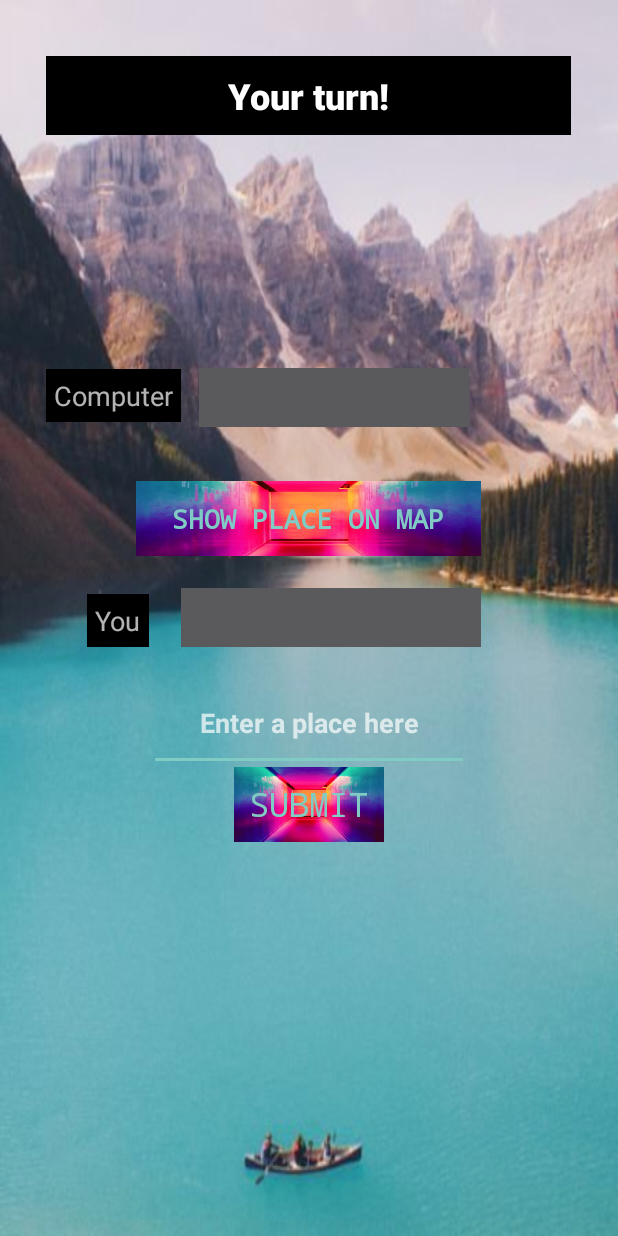
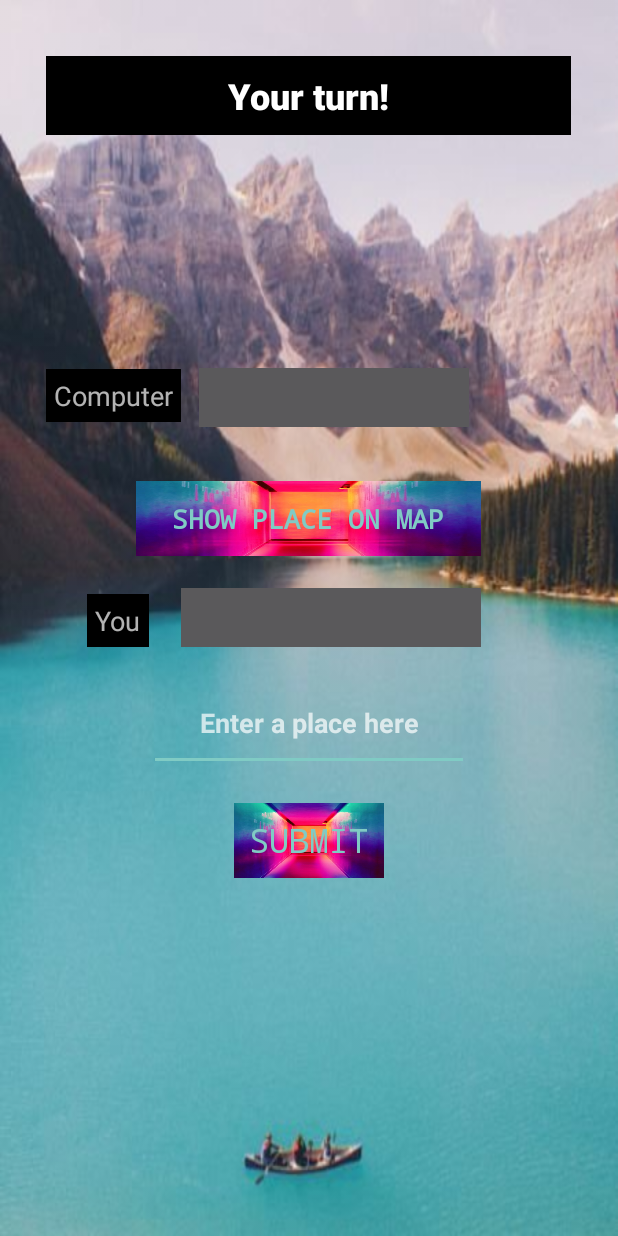
Before and after one commit to deepgosalia1/Atlas, an Android app: the MainActivity screen opened directly, with no data from a screen before it, on a phone screen of 412 x 824 dp. Run offline under Robolectric (Android 15) with nearby library versions, the light colour scheme and no system bars.

Commit message:
maps mode changed

```diff
--- a/app/src/main/java/com/example/anonym/atlas/MapsActivity.java
+++ b/app/src/main/java/com/example/anonym/atlas/MapsActivity.java
@@ -32,7 +32,6 @@ public class MapsActivity extends FragmentActivity implements OnMapReadyCallback
         mapFragment.getMapAsync(this);
         Intent intent2 = getIntent();
         placerecieved = intent2.getStringExtra("trial");
-        Toast.makeText(this, placerecieved, Toast.LENGTH_SHORT).show();
     }
 
 
@@ -48,6 +47,7 @@ public class MapsActivity extends FragmentActivity implements OnMapReadyCallback
     @Override
     public void onMapReady(GoogleMap googleMap) {
         mMap = googleMap;
+        mMap.setMapType(GoogleMap.MAP_TYPE_TERRAIN);
         Geocoder geocoder = new Geocoder(this);
         List<Address> addressList = null;
         try {
@@ -59,7 +59,7 @@ public class MapsActivity extends FragmentActivity implements OnMapReadyCallback
         if (addressList != null && addressList.size() > 0) {
             double lat = (double) (addressList.get(0).getLatitude());
             double lng = (double) (addressList.get(0).getLongitude());
-            Toast.makeText(this, "lat is " + lat + " long is " + lng, Toast.LENGTH_LONG).show();
+            Toast.makeText(this, "Latitude is " + lat + " Longitutde is " + lng, Toast.LENGTH_LONG).show();
             // Add a marker in the place recieved and move the camera
             LatLng placelocated = new LatLng(lat, lng);
             mMap.addMarker(new MarkerOptions().position(placelocated).title("Here is that place " + placerecieved));
--- a/app/src/main/res/layout/activity_main.xml
+++ b/app/src/main/res/layout/activity_main.xml
@@ -10,9 +10,9 @@
         style="@style/Widget.AppCompat.Button.Borderless.Colored"
         android:layout_width="100dp"
         android:layout_height="50dp"
-        android:layout_below="@+id/user_place"
+        android:layout_below="@+id/enterplace"
         android:layout_centerHorizontal="true"
-        android:layout_marginTop="80dp"
+        android:layout_marginTop="21dp"
         android:background="@drawable/background_main_p"
         android:fontFamily="monospace"
         android:onClick="submitplace"
```
